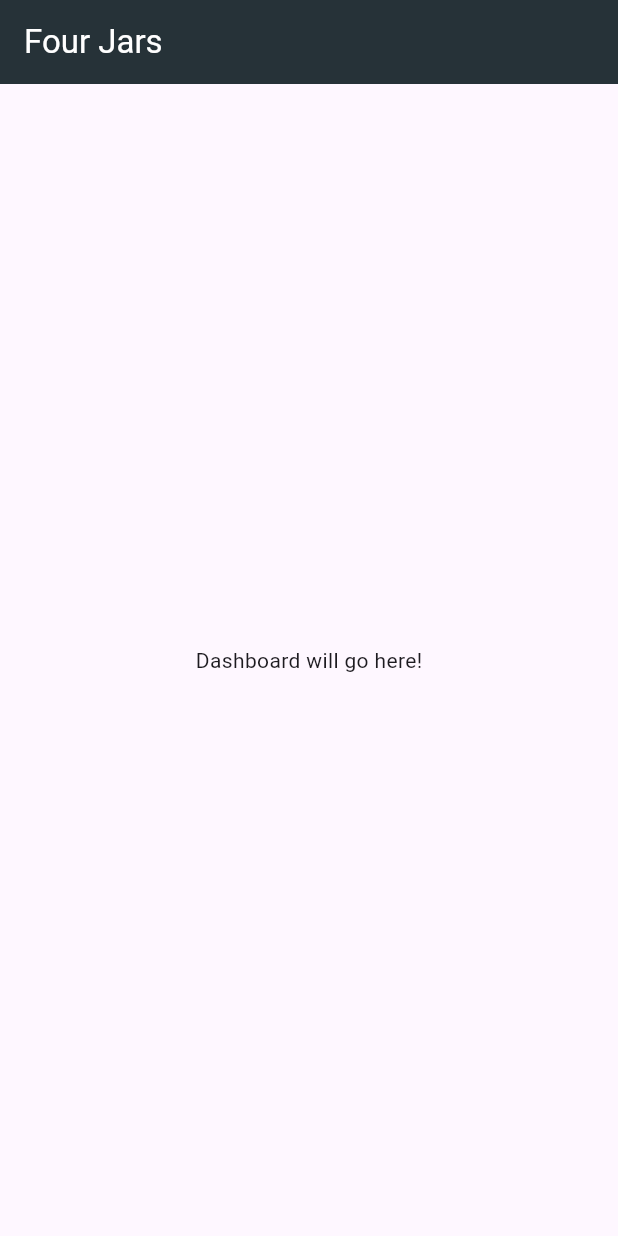
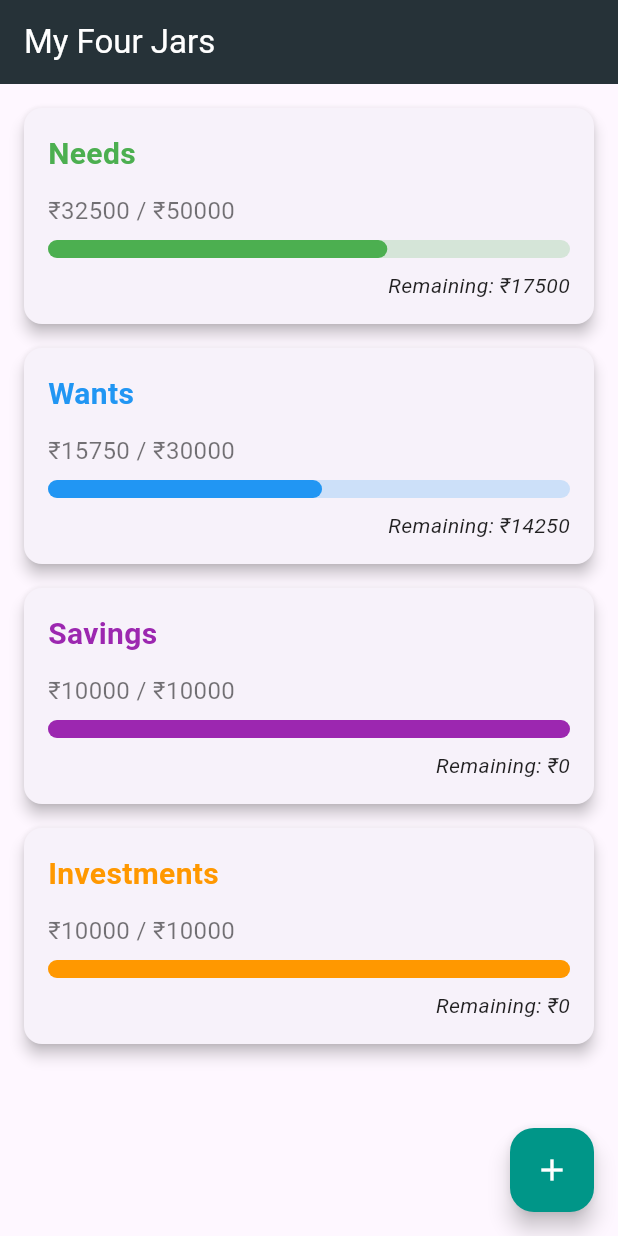
Before and after one commit to bunnyBites/four_jars, a Flutter app: the screen it shows after launch, on a phone screen of 412 x 824 dp. Run offline on Flutter 3.47's test engine with Material 3 defaults, Android fonts, the phone set to English and light mode, and no system bars.

```diff
--- a/lib/screens/home/home_screen.dart
+++ b/lib/screens/home/home_screen.dart
@@ -1,18 +1,159 @@
+// lib/screens/home/home_screen.dart
+
 import 'package:flutter/material.dart';
+import 'package:four_jars/screens/home/widgets/add_transaction_sheet.dart';
 
+// --- 1. DUMMY DATA ---
+// We'll create some temporary data to simulate a user's budget.
+// Later, this will come from our database.
+final List<Map<String, dynamic>> dummyCategories = [
+  {
+    'name': 'Needs',
+    'allocated': 50000.0,
+    'spent': 32500.0,
+    'color': Colors.green,
+  },
+  {
+    'name': 'Wants',
+    'allocated': 30000.0,
+    'spent': 15750.0,
+    'color': Colors.blue,
+  },
+  {
+    'name': 'Savings',
+    'allocated': 10000.0,
+    'spent': 10000.0,
+    'color': Colors.purple,
+  },
+  {
+    'name': 'Investments',
+    'allocated': 10000.0,
+    'spent': 10000.0,
+    'color': Colors.orange,
+  },
+];
+
+// --- 2. THE MAIN HOME SCREEN WIDGET ---
 class HomeScreen extends StatelessWidget {
   const HomeScreen({super.key});
 
   @override
   Widget build(BuildContext context) {
-    // A Scaffold provides the basic structure of a visual screen
     return Scaffold(
       appBar: AppBar(
-        title: const Text('Four Jars'),
-        backgroundColor: Colors.blueGrey[900], // A nice dark color
+        title: const Text('My Four Jars'),
+        backgroundColor: Colors.blueGrey[900],
         foregroundColor: Colors.white,
       ),
-      body: const Center(child: Text('Dashboard will go here!')),
+      // Use a ListView.builder to create a scrollable list of our category cards
+      body: ListView.builder(
+        padding: const EdgeInsets.all(16.0), // Add some spacing around the list
+        itemCount: dummyCategories.length, // The number of items in the list
+        itemBuilder: (context, index) {
+          final category = dummyCategories[index];
+          // For each item in our dummy data, create a CategoryCard
+          return CategoryCard(
+            name: category['name'],
+            allocated: category['allocated'],
+            spent: category['spent'],
+            color: category['color'],
+          );
+        },
+      ),
+      floatingActionButton: FloatingActionButton(
+        onPressed: () {
+          showModalBottomSheet(
+            context: context,
+            // isScrollControlled allows the sheet to take up more screen space
+            // and avoids the keyboard covering the text fields.
+            isScrollControlled: true,
+            builder: (ctx) {
+              // Return the widget we just created!
+              return const AddTransactionSheet();
+            },
+          );
+        },
+        backgroundColor: Colors.teal, // Use a color from our theme
+        foregroundColor: Colors.white,
+        tooltip: 'Add Transaction', // Shows on long-press
+        child: const Icon(Icons.add),
+      ),
     );
   }
 }
+
+// --- 3. THE REUSABLE CARD WIDGET ---
+class CategoryCard extends StatelessWidget {
+  final String name;
+  final double allocated;
+  final double spent;
+  final Color color;
+
+  const CategoryCard({
+    super.key,
+    required this.name,
+    required this.allocated,
+    required this.spent,
+    required this.color,
+  });
+
+  @override
+  Widget build(BuildContext context) {
+    final double progress =
+        spent / allocated; // Calculate progress from 0.0 to 1.0
+    final double remaining = allocated - spent;
+
+    return Card(
+      elevation: 4.0,
+      margin: const EdgeInsets.only(bottom: 16.0), // Space between cards
+      child: Padding(
+        padding: const EdgeInsets.all(16.0),
+        child: Column(
+          crossAxisAlignment: CrossAxisAlignment.start,
+          children: [
+            // Category Title
+            Text(
+              name,
+              style: TextStyle(
+                fontSize: 20,
+                fontWeight: FontWeight.bold,
+                color: color,
+              ),
+            ),
+            const SizedBox(height: 12.0),
+
+            // Spent vs Allocated Text
+            Text(
+              '₹${spent.toStringAsFixed(0)} / ₹${allocated.toStringAsFixed(0)}',
+              style: const TextStyle(fontSize: 16, color: Colors.black54),
+            ),
+            const SizedBox(height: 8.0),
+
+            // Progress Bar
+            LinearProgressIndicator(
+              value: progress,
+              minHeight: 12.0,
+              backgroundColor: color.withValues(alpha: 0.2),
+              valueColor: AlwaysStoppedAnimation<Color>(color),
+              borderRadius: BorderRadius.circular(6.0),
+            ),
+            const SizedBox(height: 8.0),
+
+            // Remaining Amount Text
+            Align(
+              alignment: Alignment.centerRight,
+              child: Text(
+                'Remaining: ₹${remaining.toStringAsFixed(0)}',
+                style: const TextStyle(
+                  fontSize: 14,
+                  fontStyle: FontStyle.italic,
+                  color: Colors.black87,
+                ),
+              ),
+            ),
+          ],
+        ),
+      ),
+    );
+  }
+}
```
Also changed, not shown: lib/screens/home/widgets/add_transaction_sheet.dart (added, +100 -0 lines).
